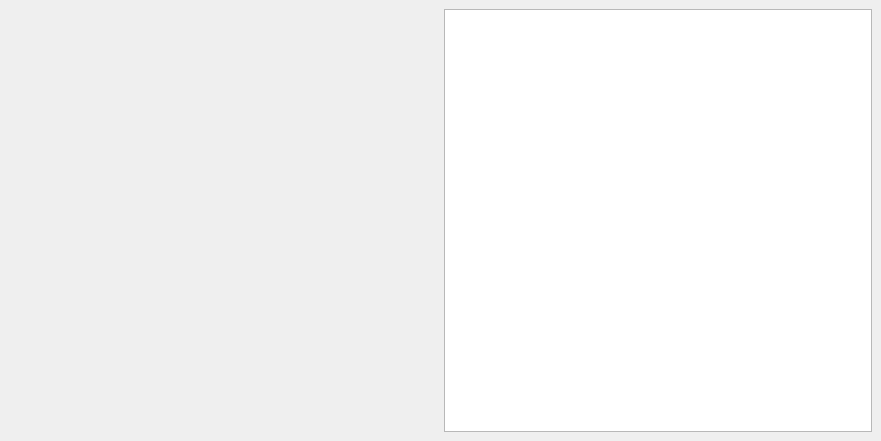
First picture: the form in plotwindow.ui, repository Rob0xFF/PhyxCalc, before the edit.
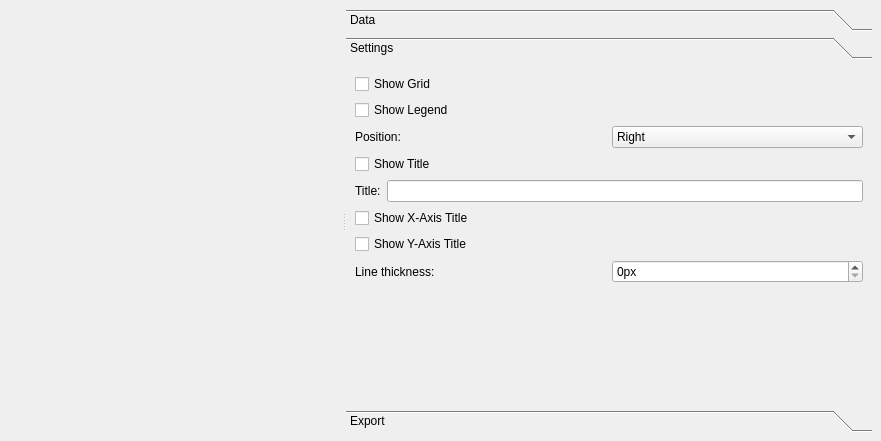
Second picture: the form after the edit. Custom widgets are drawn as their Qt base class.

Commit message: improved the plot window

```diff
--- a/plotwindow.ui
+++ b/plotwindow.ui
@@ -15,28 +15,252 @@
   </property>
   <widget class="QWidget" name="centralwidget">
    <layout class="QGridLayout" name="gridLayout">
-    <item row="0" column="1">
-     <widget class="QListWidget" name="datasetList">
-      <property name="sizePolicy">
-       <sizepolicy hsizetype="Minimum" vsizetype="Expanding">
-        <horstretch>0</horstretch>
-        <verstretch>0</verstretch>
-       </sizepolicy>
+    <item row="0" column="0" colspan="2">
+     <widget class="QSplitter" name="splitter">
+      <property name="orientation">
+       <enum>Qt::Horizontal</enum>
       </property>
-      <property name="maximumSize">
-       <size>
-        <width>16777215</width>
-        <height>16777215</height>
-       </size>
-      </property>
-      <property name="selectionMode">
-       <enum>QAbstractItemView::MultiSelection</enum>
-      </property>
+      <widget class="QwtPlot" name="qwtPlot"/>
+      <widget class="QToolBox" name="toolBox">
+       <property name="sizePolicy">
+        <sizepolicy hsizetype="Preferred" vsizetype="Preferred">
+         <horstretch>0</horstretch>
+         <verstretch>0</verstretch>
+        </sizepolicy>
+       </property>
+       <property name="currentIndex">
+        <number>1</number>
+       </property>
+       <widget class="QWidget" name="page">
+        <property name="geometry">
+         <rect>
+          <x>0</x>
+          <y>0</y>
+          <width>439</width>
+          <height>348</height>
+         </rect>
+        </property>
+        <attribute name="label">
+         <string>Data</string>
+        </attribute>
+        <layout class="QVBoxLayout" name="verticalLayout">
+         <property name="margin">
+          <number>0</number>
+         </property>
+         <item>
+          <widget class="QListWidget" name="datasetList">
+           <property name="sizePolicy">
+            <sizepolicy hsizetype="Expanding" vsizetype="Expanding">
+             <horstretch>0</horstretch>
+             <verstretch>0</verstretch>
+            </sizepolicy>
+           </property>
+           <property name="maximumSize">
+            <size>
+             <width>16777215</width>
+             <height>16777215</height>
+            </size>
+           </property>
+           <property name="selectionMode">
+            <enum>QAbstractItemView::MultiSelection</enum>
+           </property>
+          </widget>
+         </item>
+        </layout>
+       </widget>
+       <widget class="QWidget" name="page_2">
+        <property name="geometry">
+         <rect>
+          <x>0</x>
+          <y>0</y>
+          <width>439</width>
+          <height>348</height>
+         </rect>
+        </property>
+        <attribute name="label">
+         <string>Settings</string>
+        </attribute>
+        <layout class="QVBoxLayout" name="verticalLayout_2">
+         <item>
+          <widget class="QCheckBox" name="settingsGridCheck">
+           <property name="text">
+            <string>Show Grid</string>
+           </property>
+          </widget>
+         </item>
+         <item>
+          <widget class="QCheckBox" name="settingsLegendCheck">
+           <property name="text">
+            <string>Show Legend</string>
+           </property>
+          </widget>
+         </item>
+         <item>
+          <layout class="QHBoxLayout" name="horizontalLayout_3">
+           <item>
+            <widget class="QLabel" name="label_3">
+             <property name="text">
+              <string>Position:</string>
+             </property>
+            </widget>
+           </item>
+           <item>
+            <widget class="QComboBox" name="settingsLegendPositionCombo">
+             <property name="currentIndex">
+              <number>1</number>
+             </property>
+             <item>
+              <property name="text">
+               <string>Left</string>
+              </property>
+             </item>
+             <item>
+              <property name="text">
+               <string>Right</string>
+              </property>
+             </item>
+             <item>
+              <property name="text">
+               <string>Bottom</string>
+              </property>
+             </item>
+             <item>
+              <property name="text">
+               <string>Top</string>
+              </property>
+             </item>
+            </widget>
+           </item>
+          </layout>
+         </item>
+         <item>
+          <widget class="QCheckBox" name="settingsTitleCheck">
+           <property name="text">
+            <string>Show Title</string>
+           </property>
+          </widget>
+         </item>
+         <item>
+          <layout class="QHBoxLayout" name="horizontalLayout">
+           <item>
+            <widget class="QLabel" name="label">
+             <property name="text">
+              <string>Title:</string>
+             </property>
+            </widget>
+           </item>
+           <item>
+            <widget class="QLineEdit" name="settingsTitleEdit"/>
+           </item>
+          </layout>
+         </item>
+         <item>
+          <widget class="QCheckBox" name="settingsXTitleCheck">
+           <property name="text">
+            <string>Show X-Axis Title</string>
+           </property>
+          </widget>
+         </item>
+         <item>
+          <widget class="QCheckBox" name="settingsYTitleCheck">
+           <property name="text">
+            <string>Show Y-Axis Title</string>
+           </property>
+          </widget>
+         </item>
+         <item>
+          <layout class="QHBoxLayout" name="horizontalLayout_2">
+           <item>
+            <widget class="QLabel" name="label_2">
+             <property name="text">
+              <string>Line thickness:</string>
+             </property>
+            </widget>
+           </item>
+           <item>
+            <widget class="QSpinBox" name="settingsLineThicknessSpin">
+             <property name="suffix">
+              <string>px</string>
+             </property>
+            </widget>
+           </item>
+          </layout>
+         </item>
+         <item>
+          <spacer name="verticalSpacer">
+           <property name="orientation">
+            <enum>Qt::Vertical</enum>
+           </property>
+           <property name="sizeHint" stdset="0">
+            <size>
+             <width>20</width>
+             <height>128</height>
+            </size>
+           </property>
+          </spacer>
+         </item>
+        </layout>
+       </widget>
+       <widget class="QWidget" name="page_3">
+        <attribute name="label">
+         <string>Export</string>
+        </attribute>
+        <layout class="QVBoxLayout" name="verticalLayout_3">
+         <item>
+          <layout class="QHBoxLayout" name="horizontalLayout_4">
+           <item>
+            <spacer name="horizontalSpacer_2">
+             <property name="orientation">
+              <enum>Qt::Horizontal</enum>
+             </property>
+             <property name="sizeHint" stdset="0">
+              <size>
+               <width>40</width>
+               <height>20</height>
+              </size>
+             </property>
+            </spacer>
+           </item>
+           <item>
+            <widget class="QPushButton" name="saveButton">
+             <property name="text">
+              <string>Save Image</string>
+             </property>
+            </widget>
+           </item>
+           <item>
+            <spacer name="horizontalSpacer">
+             <property name="orientation">
+              <enum>Qt::Horizontal</enum>
+             </property>
+             <property name="sizeHint" stdset="0">
+              <size>
+               <width>40</width>
+               <height>20</height>
+              </size>
+             </property>
+            </spacer>
+           </item>
+          </layout>
+         </item>
+         <item>
+          <spacer name="verticalSpacer_2">
+           <property name="orientation">
+            <enum>Qt::Vertical</enum>
+           </property>
+           <property name="sizeHint" stdset="0">
+            <size>
+             <width>20</width>
+             <height>309</height>
+            </size>
+           </property>
+          </spacer>
+         </item>
+        </layout>
+       </widget>
+      </widget>
      </widget>
     </item>
-    <item row="0" column="0">
-     <widget class="QwtPlot" name="qwtPlot"/>
-    </item>
    </layout>
   </widget>
  </widget>
```
The commit also changes 3 other files.
